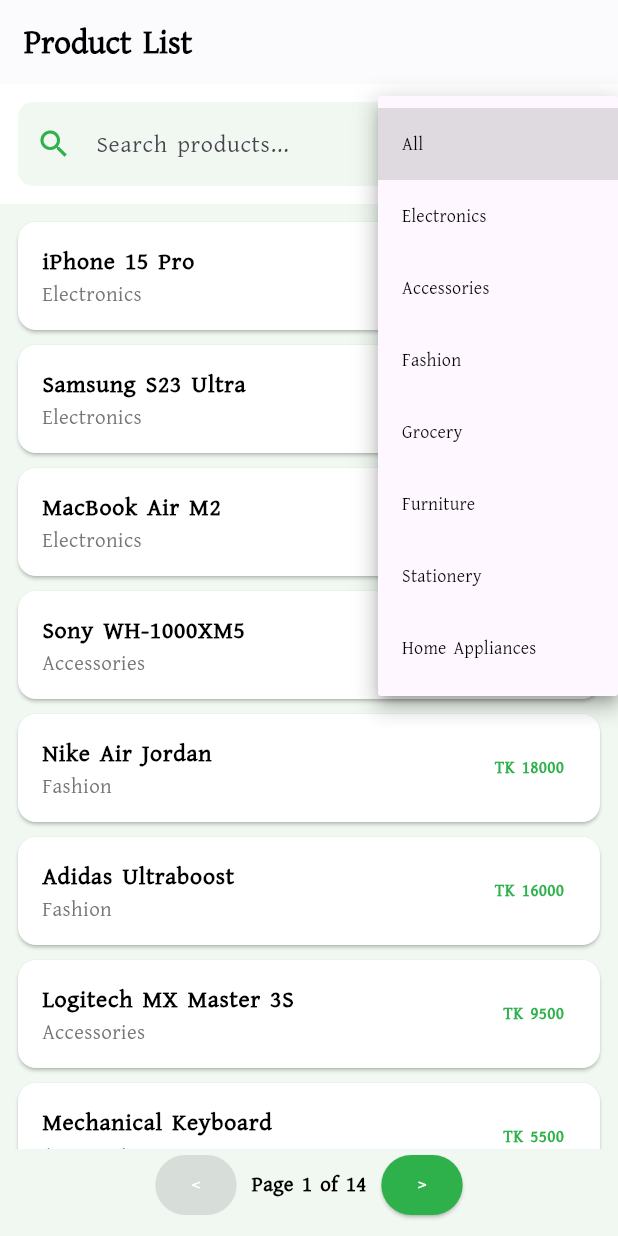
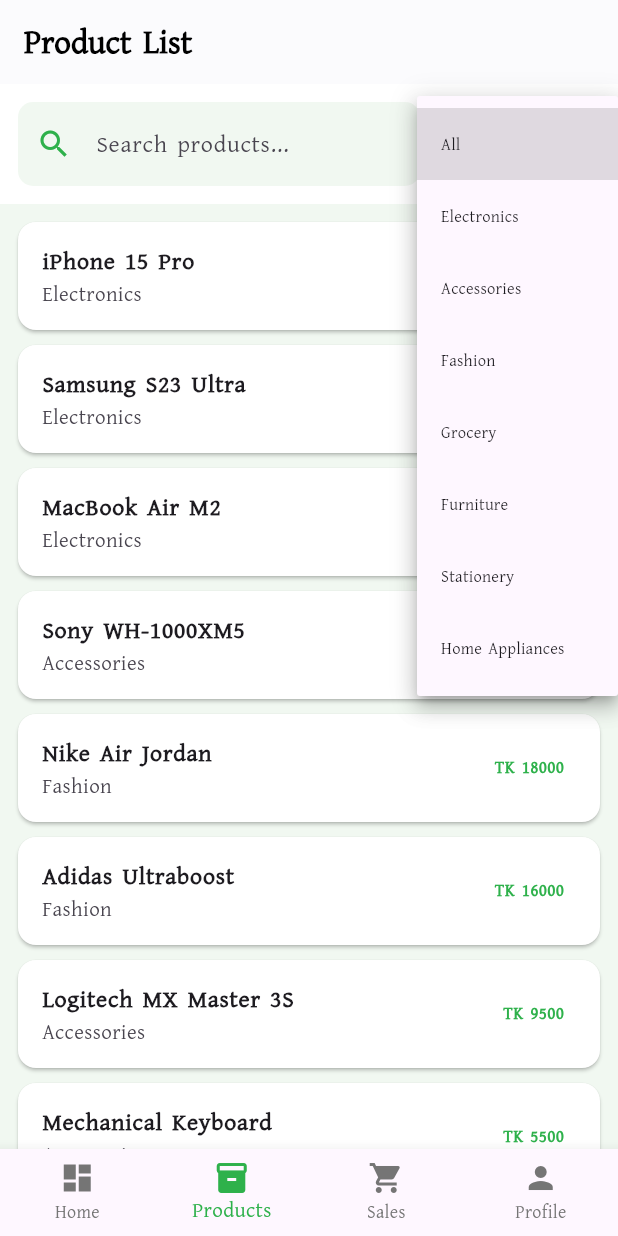
Before and after one commit to zakir20/paperles_store_new, a Flutter app: the ProductListScreen screen opened by its route, after a tap on "All", on a phone screen of 412 x 824 dp. Run offline on Flutter 3.47's test engine with Material 3 defaults, Android fonts, the phone set to English and light mode, and no system bars; our stand-ins replace dio, easy_localization, equatable, flutter_bloc, gap, get_it and 2 more; accounts and stored records are empty.

Commit message:
implementation of persistent bottom menu and infinite scroll for products

```diff
--- a/lib/core/navigation/app_router.dart
+++ b/lib/core/navigation/app_router.dart
@@ -12,6 +12,7 @@
 import 'package:paperless_store_upd/features/dashboard/dashboard_route.dart';
 import 'package:paperless_store_upd/features/dashboard/presentation/screens/dashboard_screen.dart';
 import 'package:paperless_store_upd/features/products/products_route.dart';
+import 'package:paperless_store_upd/features/common/presentation/screens/main_wrapper.dart';
 
 class AppRouter {
   AppRouter._();
@@ -29,9 +30,37 @@
 
     routes: [
       ...CommonRoute.commonRoutes,
-      ...DashboardRoute.dashBoardRoutes,
       ...AuthRoute.authRoutes,
-      ...ProductsRoute.productsRoutes,
+
+      StatefulShellRoute.indexedStack(
+        builder: (context, state, navigationShell) {
+          return MainWrapper(navigationShell: navigationShell);
+        },
+        branches: [
+          StatefulShellBranch(
+            routes: DashboardRoute.dashBoardRoutes,
+          ),
+          StatefulShellBranch(
+            routes: ProductsRoute.productsRoutes,
+          ),
+          StatefulShellBranch(
+            routes: [
+              GoRoute(
+                path: '/sales',
+                builder: (context, state) => const Scaffold(body: Center(child: Text("Sales Screen"))),
+              ),
+            ],
+          ),
+          StatefulShellBranch(
+            routes: [
+              GoRoute(
+                path: '/profile',
+                builder: (context, state) => const Scaffold(body: Center(child: Text("Profile Screen"))),
+              ),
+            ],
+          ),
+        ],
+      ),
     ],
     errorBuilder: (context, state) {
       return ErrorWidget(state.error.toString());
--- /dev/null
+++ b/lib/features/common/presentation/screens/main_wrapper.dart
@@ -0,0 +1,30 @@
+import 'package:easy_localization/easy_localization.dart';
+import 'package:flutter/material.dart';
+import 'package:go_router/go_router.dart';
+import 'package:paperless_store_upd/core/theme/app_colors.dart';
+
+class MainWrapper extends StatelessWidget {
+  final StatefulNavigationShell navigationShell;
+
+  const MainWrapper({super.key, required this.navigationShell});
+
+  @override
+  Widget build(BuildContext context) {
+    return Scaffold(
+      body: navigationShell,
+      bottomNavigationBar: BottomNavigationBar(
+        currentIndex: navigationShell.currentIndex,
+        onTap: (index) => navigationShell.goBranch(index),
+        selectedItemColor: AppColors.primary,
+        unselectedItemColor: AppColors.greyText,
+        type: BottomNavigationBarType.fixed,
+        items: [
+          BottomNavigationBarItem(icon: const Icon(Icons.dashboard), label: 'home'.tr()),
+          BottomNavigationBarItem(icon: const Icon(Icons.inventory_2), label: 'products'.tr()),
+          BottomNavigationBarItem(icon: const Icon(Icons.shopping_cart), label: 'sales'.tr()),
+          BottomNavigationBarItem(icon: const Icon(Icons.person), label: 'profile'.tr()),
+        ],
+      ),
+    );
+  }
+}
--- a/lib/features/dashboard/presentation/screens/dashboard_screen.dart
+++ b/lib/features/dashboard/presentation/screens/dashboard_screen.dart
@@ -2,11 +2,9 @@
 import 'package:flutter/material.dart';
 import 'package:flutter_bloc/flutter_bloc.dart';
 import 'package:gap/gap.dart';
-import 'package:go_router/go_router.dart';
 import 'package:paperless_store_upd/core/bloc/global_auth_cubit/global_auth_cubit.dart';
 import 'package:paperless_store_upd/core/bloc/global_auth_cubit/global_auth_state.dart';
 import 'package:paperless_store_upd/core/theme/app_colors.dart';
-import 'package:paperless_store_upd/features/products/products_route.dart';
 
 class DashboardScreen extends StatefulWidget {
   const DashboardScreen({super.key});
@@ -18,7 +16,6 @@
 }
 
 class _DashboardScreenState extends State<DashboardScreen> {
-  int _selectedIndex = 0;
 
   @override
   Widget build(BuildContext context) {
@@ -109,13 +106,7 @@
                       Row(
                         mainAxisAlignment: MainAxisAlignment.spaceAround,
                         children: [
-                          'Mon',
-                          'Tue',
-                          'Wed',
-                          'Thu',
-                          'Fri',
-                          'Sat',
-                          'Sun'
+                          'Mon', 'Tue', 'Wed', 'Thu', 'Fri', 'Sat', 'Sun'
                         ].map((day) {
                           return Column(
                             children: [
@@ -140,33 +131,8 @@
                     ],
                   ),
                 ),
-                const Gap(80),
               ],
             ),
-          ),
-          bottomNavigationBar: BottomNavigationBar(
-            currentIndex: _selectedIndex,
-            selectedItemColor: AppColors.primary,
-            unselectedItemColor: AppColors.greyText,
-            type: BottomNavigationBarType.fixed,
-            onTap: (index) {
-              setState(() => _selectedIndex = index);
-              // Handle navigation to Product List
-              if (index == 1) {
-                context.push(ProductsRoute.productList);
-              }
-            },
-            items: [
-              BottomNavigationBarItem(
-                  icon: const Icon(Icons.dashboard), label: 'home'.tr()),
-              // UPDATED: Replaced Inventory with Product
-              BottomNavigationBarItem(
-                  icon: const Icon(Icons.inventory_2), label: 'products'.tr()),
-              BottomNavigationBarItem(
-                  icon: const Icon(Icons.shopping_cart), label: 'sales'.tr()),
-              BottomNavigationBarItem(
-                  icon: const Icon(Icons.person), label: 'profile'.tr()),
-            ],
           ),
         );
       },
--- a/lib/features/products/presentation/bloc/product_cubit.dart
+++ b/lib/features/products/presentation/bloc/product_cubit.dart
@@ -9,8 +9,9 @@
 
   List<ProductModel> _allProducts = [];
   List<ProductModel> _filteredMaster = [];
+  List<ProductModel> _displayedProducts = [];
+
   final int _pageSize = 15;
-
   int currentPage = 1;
   int totalPages = 1;
   String currentCategory = "All";
@@ -24,15 +25,18 @@
       _allProducts = data.map((e) => ProductModel.fromJson(e)).toList();
 
       _filteredMaster = List.from(_allProducts);
+      _displayedProducts = [];
+      currentPage = 1;
       _applyLogic();
     } catch (e) {
       emit(const ProductError("Failed to load products"));
     }
   }
 
-  void goToPage(int page) {
-    if (page < 1 || page > totalPages) return;
-    currentPage = page;
+  void loadMoreProducts() {
+    if (state is! ProductLoaded || currentPage >= totalPages) return;
+
+    currentPage++;
     _applyLogic();
   }
 
@@ -47,6 +51,7 @@
     }).toList();
 
     currentPage = 1;
+    _displayedProducts = [];
     _applyLogic();
   }
 
@@ -55,11 +60,13 @@
     if (totalPages == 0) totalPages = 1;
 
     int startIndex = (currentPage - 1) * _pageSize;
-    final pageItems = _filteredMaster.skip(startIndex).take(_pageSize).toList();
+    final newItems = _filteredMaster.skip(startIndex).take(_pageSize).toList();
+
+    _displayedProducts.addAll(newItems);
 
     emit(ProductLoaded(
-      products: pageItems,
-      hasReachedMax: currentPage == totalPages,
+      products: List.from(_displayedProducts),
+      hasReachedMax: currentPage >= totalPages,
     ));
   }
 }
--- a/lib/features/products/presentation/screens/product_list_screen.dart
+++ b/lib/features/products/presentation/screens/product_list_screen.dart
@@ -1,7 +1,6 @@
 import 'package:flutter/material.dart';
 import 'package:flutter_bloc/flutter_bloc.dart';
 import 'package:gap/gap.dart';
-import 'package:go_router/go_router.dart';
 import 'package:easy_localization/easy_localization.dart';
 import 'package:paperless_store_upd/core/theme/app_colors.dart';
 import '../../data/models/product_model.dart';
@@ -10,6 +9,7 @@
 
 class ProductListScreen extends StatefulWidget {
   const ProductListScreen({super.key});
+  static String route = '/product-list';
 
   @override
   State<ProductListScreen> createState() => _ProductListScreenState();
@@ -25,8 +25,14 @@
   @override
   void initState() {
     super.initState();
+    context.read<ProductCubit>().loadProducts();
+    _scrollController.addListener(_onScroll);
+  }
 
-    context.read<ProductCubit>().loadProducts();
+  void _onScroll() {
+    if (_scrollController.position.pixels >= _scrollController.position.maxScrollExtent - 200) {
+      context.read<ProductCubit>().loadMoreProducts();
+    }
   }
 
   @override
@@ -51,28 +57,34 @@
             child: BlocBuilder<ProductCubit, ProductState>(
               builder: (context, state) {
                 if (state is ProductLoading) return const Center(child: CircularProgressIndicator());
+                if (state is ProductError) return Center(child: Text(state.message));
 
                 if (state is ProductLoaded) {
+                  if (state.products.isEmpty) return const Center(child: Text("No Data Found"));
+
                   return ListView.builder(
                     controller: _scrollController,
                     padding: const EdgeInsets.all(12),
-                    itemCount: state.products.length,
-                    itemBuilder: (context, index) => _buildProductCard(state.products[index]),
+                    itemCount: state.hasReachedMax ? state.products.length : state.products.length + 1,
+                    itemBuilder: (context, index) {
+                      if (index >= state.products.length) {
+                        return const Center(child: Padding(padding: EdgeInsets.all(15), child: CircularProgressIndicator()));
+                      }
+                      return _buildProductCard(state.products[index]);
+                    },
                   );
                 }
-                return const Center(child: Text("No Data"));
+                return const SizedBox.shrink();
               },
             ),
           ),
-
-          _buildPaginationBar(context),
-          const Gap(10),
         ],
       ),
     );
   }
 
   Widget _buildHeader(BuildContext context) {
+    final cubit = context.read<ProductCubit>();
     return Container(
       padding: const EdgeInsets.all(12),
       color: AppColors.cardWhite,
@@ -80,8 +92,7 @@
         children: [
           Expanded(
             child: TextFormField(
-              style: const TextStyle(color: AppColors.black),
-              onChanged: (val) => context.read<ProductCubit>().applySearchAndFilter(query: val),
+              onChanged: (val) => cubit.applySearchAndFilter(query: val),
               decoration: InputDecoration(
                 hintText: "search_hint".tr(),
                 prefixIcon: const Icon(Icons.search, color: AppColors.primary),
@@ -92,14 +103,19 @@
           ),
           const Gap(10),
           Container(
-            width: 120,
+            width: 110,
+            padding: const EdgeInsets.symmetric(horizontal: 8),
             decoration: BoxDecoration(color: AppColors.scaffoldBg, borderRadius: BorderRadius.circular(10)),
             child: DropdownButtonHideUnderline(
-              child: DropdownButton<String>(
-                value: context.watch<ProductCubit>().currentCategory,
-                isExpanded: true,
-                items: _categories.map((c) => DropdownMenuItem(value: c, child: Text(c, style: const TextStyle(fontSize: 12, color: AppColors.black)))).toList(),
-                onChanged: (val) => context.read<ProductCubit>().applySearchAndFilter(category: val),
+              child: BlocBuilder<ProductCubit, ProductState>(
+                builder: (context, state) {
+                  return DropdownButton<String>(
+                    value: cubit.currentCategory,
+                    isExpanded: true,
+                    items: _categories.map((c) => DropdownMenuItem(value: c, child: Text(c, style: const TextStyle(fontSize: 11)))).toList(),
+                    onChanged: (val) => cubit.applySearchAndFilter(category: val),
+                  );
+                },
               ),
             ),
           ),
@@ -113,32 +129,10 @@
       color: AppColors.cardWhite,
       margin: const EdgeInsets.only(bottom: 10),
       child: ListTile(
-        title: Text(product.name, style: const TextStyle(fontWeight: FontWeight.bold, color: AppColors.black)),
-        subtitle: Text(product.category, style: const TextStyle(color: AppColors.greyText)),
+        title: Text(product.name, style: const TextStyle(fontWeight: FontWeight.bold)),
+        subtitle: Text(product.category),
         trailing: Text("TK ${product.price.toStringAsFixed(0)}", style: const TextStyle(color: AppColors.primary, fontWeight: FontWeight.bold)),
       ),
     );
   }
-
-  Widget _buildPaginationBar(BuildContext context) {
-    final cubit = context.watch<ProductCubit>();
-    return Row(
-      mainAxisAlignment: MainAxisAlignment.center,
-      children: [
-        _pageBtn("<", cubit.currentPage > 1, () => cubit.goToPage(cubit.currentPage - 1)),
-        const Gap(10),
-        Text("Page ${cubit.currentPage} of ${cubit.totalPages}", style: const TextStyle(color: AppColors.black, fontWeight: FontWeight.bold)),
-        const Gap(10),
-        _pageBtn(">", cubit.currentPage < cubit.totalPages, () => cubit.goToPage(cubit.currentPage + 1)),
-      ],
-    );
-  }
-
-  Widget _pageBtn(String label, bool enabled, VoidCallback onTap) {
-    return ElevatedButton(
-      onPressed: enabled ? onTap : null,
-      style: ElevatedButton.styleFrom(backgroundColor: AppColors.primary, minimumSize: const Size(40, 40)),
-      child: Text(label, style: const TextStyle(color: Colors.white)),
-    );
-  }
 }
--- a/lib/features/products/products_route.dart
+++ b/lib/features/products/products_route.dart
@@ -5,12 +5,10 @@
 import 'presentation/screens/product_list_screen.dart';
 
 class ProductsRoute {
-  static const String productList = '/product-list';
-
-  static List<RouteBase> get productsRoutes => [
+  static List<GoRoute> productsRoutes = [
     GoRoute(
-          path: productList,
-          builder: (context, state) => BlocProvider<ProductCubit>(
+      path: ProductListScreen.route,
+      builder: (context, state) => BlocProvider(
         create: (context) => sl<ProductCubit>(),
         child: const ProductListScreen(),
       ),
```
Lines whose indentation alone changed are shown as unchanged.
